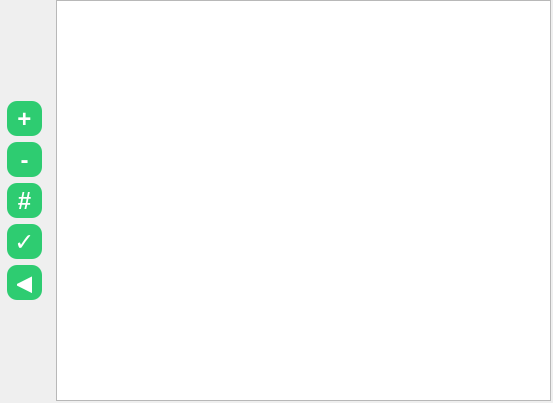
gabosaurio12/Tapp, file Construction/TaskManager/src/gui/forms/mainpage.ui: the form before one commit.
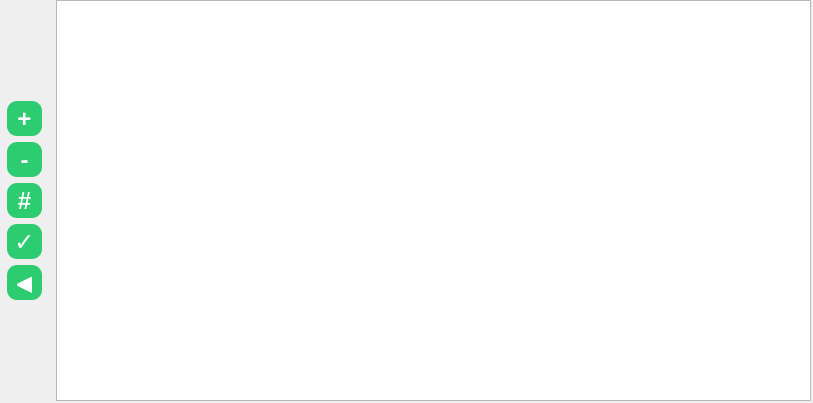
The form after the commit.

Patch:
```diff
--- a/Construction/TaskManager/src/gui/forms/mainpage.ui
+++ b/Construction/TaskManager/src/gui/forms/mainpage.ui
@@ -6,7 +6,7 @@
    <rect>
     <x>0</x>
     <y>0</y>
-    <width>553</width>
+    <width>813</width>
     <height>403</height>
    </rect>
   </property>
@@ -18,7 +18,7 @@
     <rect>
      <x>0</x>
      <y>0</y>
-     <width>551</width>
+     <width>811</width>
      <height>401</height>
     </rect>
    </property>
```
